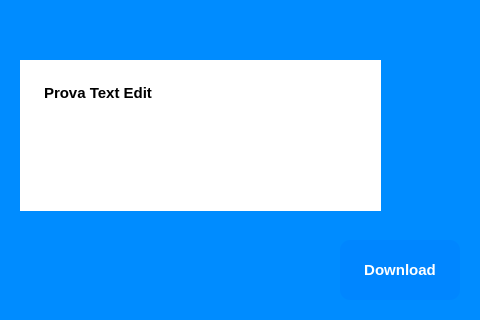
Above: view/recap_info_window.ui from ISacchitella/MicroOne_v1.1 before the change. Below: the same form after it.
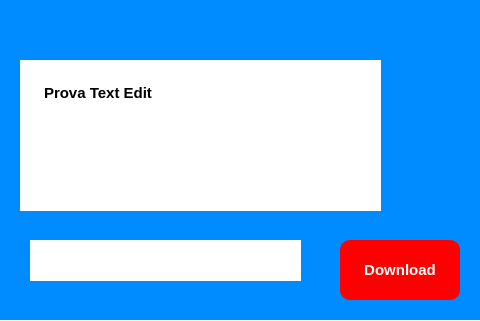
That is the form after the change. Icons and pictures are not drawn.

Commit message: download in corso e completato

Diff of the .ui file:
```diff
--- a/view/recap_info_window.ui
+++ b/view/recap_info_window.ui
@@ -37,7 +37,7 @@
     </font>
    </property>
    <property name="styleSheet">
-    <string notr="true">background-color: rgb(0, 134, 255);
+    <string notr="true">background-color: rgb(255, 0, 0);
                  color: rgb(255, 255, 255);
                  border-radius:10px;
              </string>
@@ -172,10 +172,34 @@
     <bool>true</bool>
    </property>
   </widget>
+  <widget class="QLabel" name="usb_download_check">
+   <property name="geometry">
+    <rect>
+     <x>30</x>
+     <y>240</y>
+     <width>271</width>
+     <height>41</height>
+    </rect>
+   </property>
+   <property name="font">
+    <font>
+     <family>Segoe UI</family>
+     <pointsize>-1</pointsize>
+    </font>
+   </property>
+   <property name="styleSheet">
+    <string notr="true">color: rgb(255, 0, 127);
+font-size: 20px;</string>
+   </property>
+   <property name="text">
+    <string/>
+   </property>
+  </widget>
   <zorder>label_5</zorder>
   <zorder>download_btn</zorder>
   <zorder>recap_info_scrollarea</zorder>
   <zorder>cancel_btn</zorder>
+  <zorder>usb_download_check</zorder>
  </widget>
  <resources>
   <include location="img_resources.qrc"/>
```
The commit also changes 25 other files.
